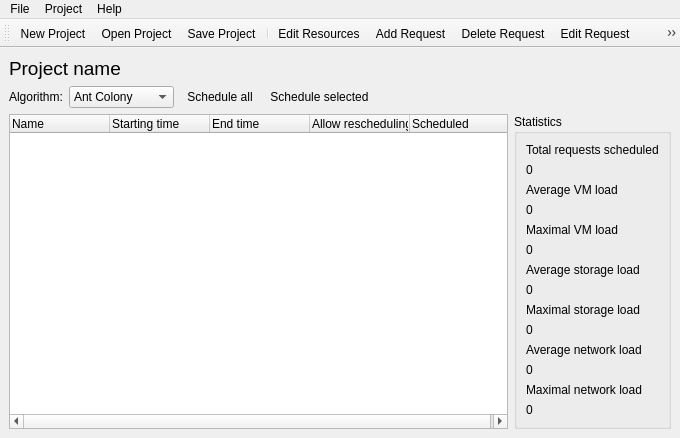
This is DCGUI/Windows/MainWindow.ui in DanielZorin/DataCenters as Qt 5 draws it before an edit. The edited form follows.
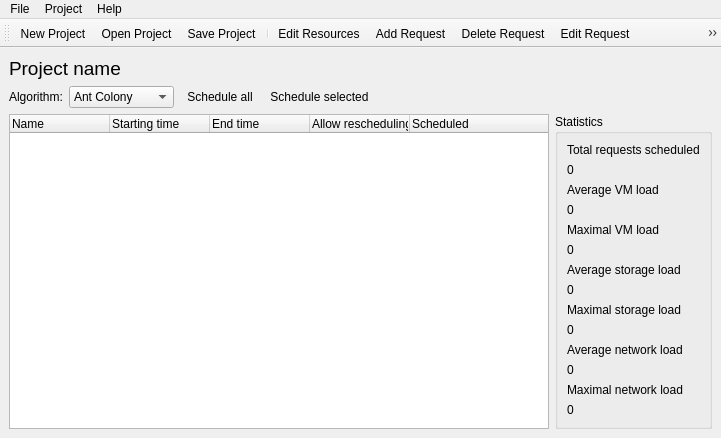
This is the edited form. Icons and pictures are not drawn.

Diff of the .ui file:
```diff
--- a/DCGUI/Windows/MainWindow.ui
+++ b/DCGUI/Windows/MainWindow.ui
@@ -6,7 +6,7 @@
    <rect>
     <x>0</x>
     <y>0</y>
-    <width>680</width>
+    <width>721</width>
     <height>437</height>
    </rect>
   </property>
@@ -321,8 +321,8 @@
     <rect>
      <x>0</x>
      <y>0</y>
-     <width>680</width>
-     <height>21</height>
+     <width>721</width>
+     <height>20</height>
     </rect>
    </property>
    <property name="styleSheet">
```
